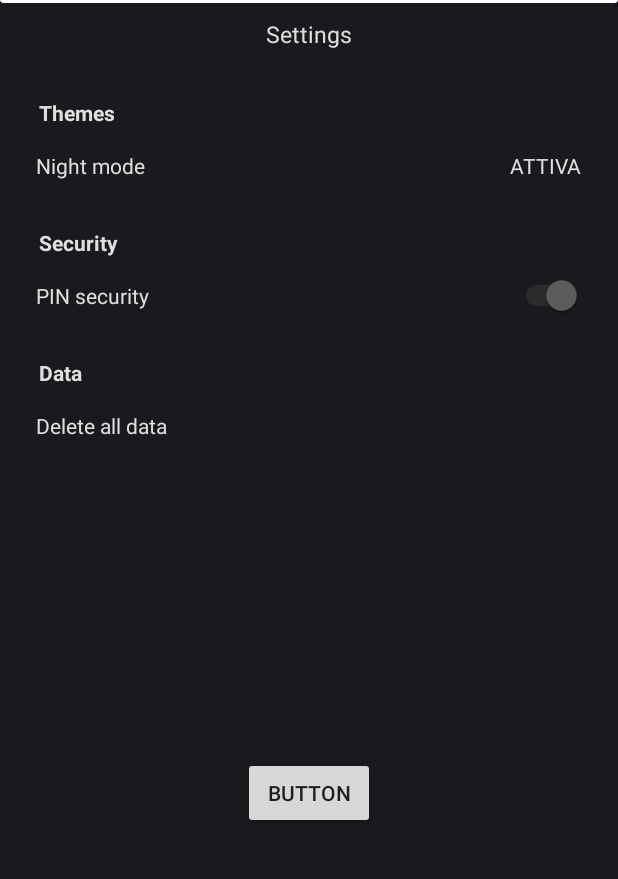
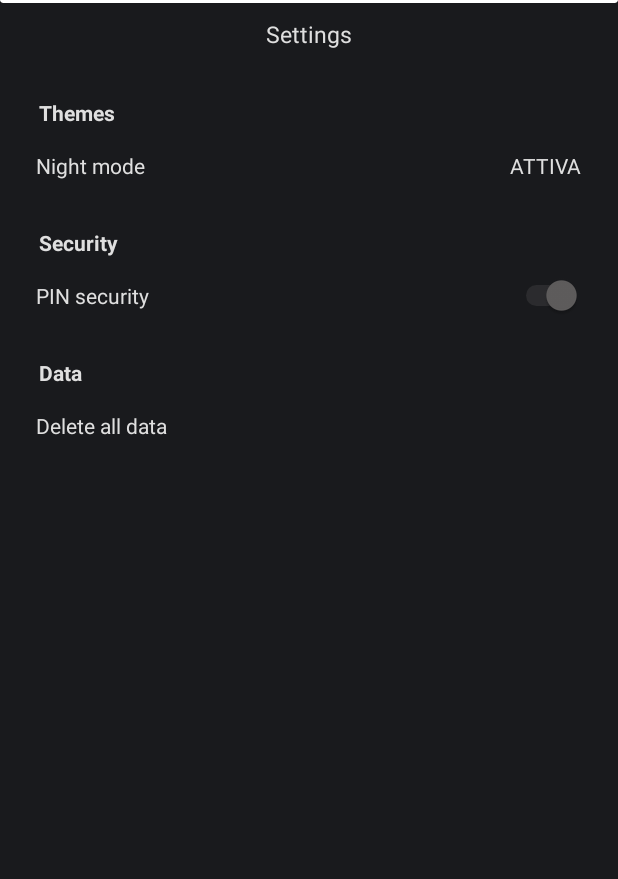
Before and after one commit to msarpong/MyDays, an Android app: the SettingScreen screen opened directly, with no data from a screen before it, on a phone screen of 412 x 824 dp, the part 102-981 px from its top. Run offline under Robolectric (Android 15) with nearby library versions, the phone set to English and light mode, and no system bars.

Commit message:
Fix theme on main screem

```diff
--- a/app/src/main/AndroidManifest.xml
+++ b/app/src/main/AndroidManifest.xml
@@ -4,12 +4,13 @@
 
     <application
         android:allowBackup="true"
+        android:configChanges="uiMode"
         android:icon="@mipmap/ic_launcher"
         android:label="@string/app_name"
         android:roundIcon="@mipmap/ic_launcher_round"
         android:supportsRtl="true"
         android:theme="@style/AppTheme">
-        <activity android:name=".ui.detailDate.DateScreen"></activity>
+        <activity android:name=".ui.detailDate.DateScreen" />
         <activity android:name=".ui.detail.DetailScreen" />
         <activity android:name=".ui.calendar.CalendarScreen" />
         <activity android:name=".ui.setting.SettingScreen" />
--- a/app/src/main/java/com/msarpong/mydays/ui/main/MainScreen.kt
+++ b/app/src/main/java/com/msarpong/mydays/ui/main/MainScreen.kt
@@ -3,6 +3,7 @@ package com.msarpong.mydays.ui.main
 import android.content.Context
 import android.content.Intent
 import android.content.SharedPreferences
+import android.content.res.Configuration
 import androidx.appcompat.app.AppCompatActivity
 import android.os.Bundle
 import android.util.Log
@@ -45,6 +46,7 @@ class MainScreen : AppCompatActivity() {
 
 
     override fun onCreate(savedInstanceState: Bundle?) {
+
         super.onCreate(savedInstanceState)
 
         sharedPrefs = getSharedPreferences(SHARED_PREFS_SETTING, Context.MODE_PRIVATE)
--- a/app/src/main/res/layout/setting_screen.xml
+++ b/app/src/main/res/layout/setting_screen.xml
@@ -156,15 +156,6 @@
 
     </LinearLayout>
 
-    <Button
-        android:id="@+id/tvChangeTheme"
-        android:layout_width="wrap_content"
-        android:layout_height="wrap_content"
-        android:text="Button"
-        app:layout_constraintBottom_toBottomOf="parent"
-        app:layout_constraintEnd_toEndOf="parent"
-        app:layout_constraintStart_toStartOf="parent"
-        app:layout_constraintTop_toBottomOf="@+id/linearLayout4" />
 
 
 </androidx.constraintlayout.widget.ConstraintLayout>
```
Also changed, not shown: app/src/main/java/com/msarpong/mydays/ui/setting/SettingScreen.kt (+8 -0 lines).
